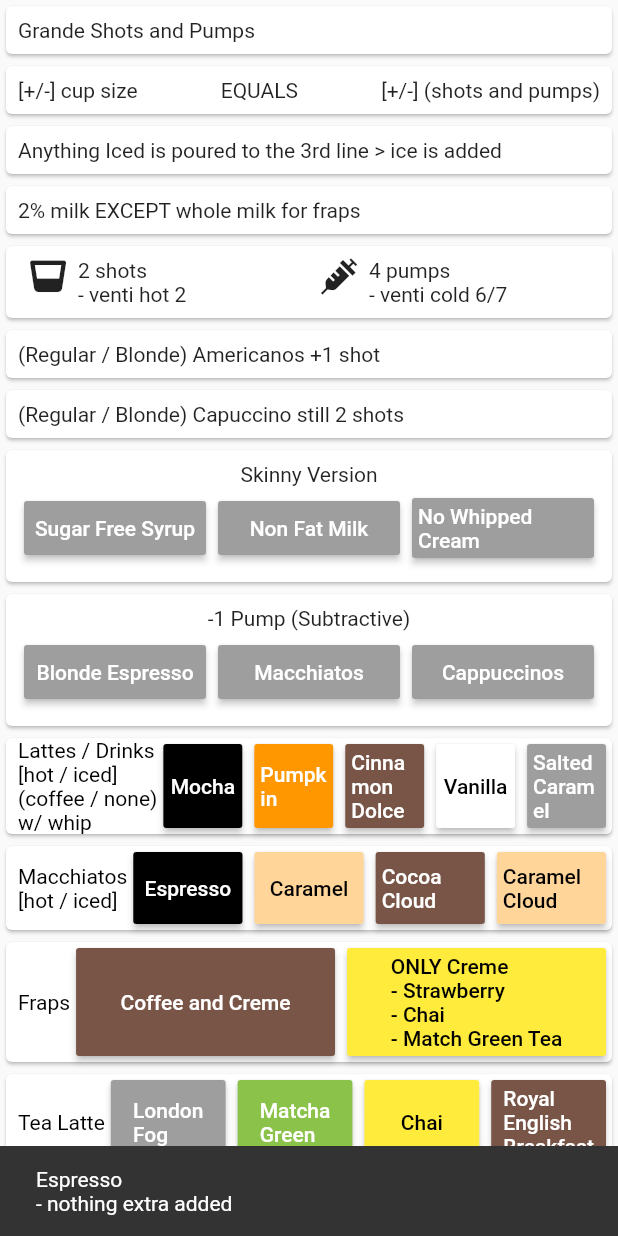
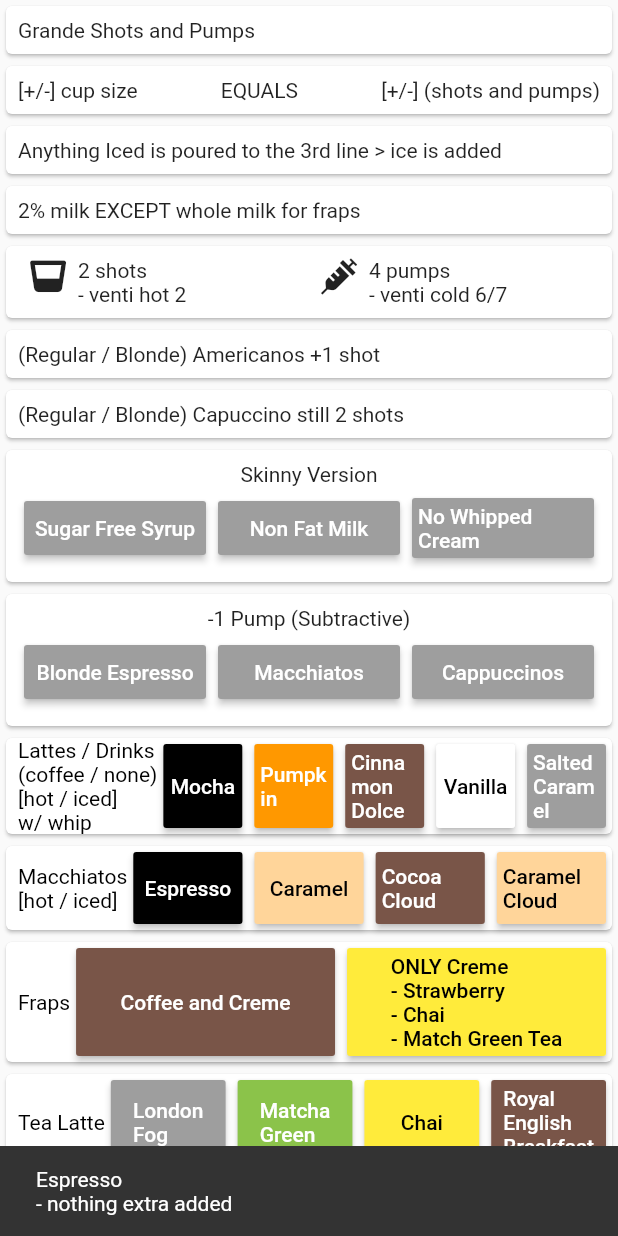
Before and after one commit to b-cancel/starbucks_drinks, a Flutter app: the screen it shows after launch, after a tap on "Espresso", on a phone screen of 412 x 824 dp. Run offline on Flutter 3.47's test engine with Material 2 defaults, Android fonts, the phone set to English and light mode, and no system bars; our stand-ins replace font_awesome_flutter.

Commit message:
most final modification complete

```diff
--- a/starbucks_drinks/lib/main.dart
+++ b/starbucks_drinks/lib/main.dart
@@ -422,8 +422,8 @@ class LattesDrinksSection extends StatelessWidget {
   Widget build(BuildContext context) {
     return new BasicSection(
       name: "Lattes / Drinks\n"
+      + "(coffee / none)\n"
       + "[hot / iced]\n"
-      + "(coffee / none)\n"
       + "w/ whip",
       onTap: makeSnackBar(context, 'syrups > shots > milk to 87 degrees'),
       items: ["Mocha", "Pumpkin", "Cinnamon Dolce", "Vanilla", "Salted Caramel"],
@@ -433,7 +433,9 @@ class LattesDrinksSection extends StatelessWidget {
           context,
           "[regular / white] (mocha / chocolate)\n"
           + "- 4 [regular / white] mocha sauce\n"
-          + "- only chocolate (1 vanilla, mocha drizzle)",
+          + "- only for regular chocolate\n"
+          + "\t\t\t- 1 vanilla\n"
+          + "\t\t\t- mocha drizzle",
         ),
         makeSnackBar(
           context,
@@ -449,17 +451,17 @@ class LattesDrinksSection extends StatelessWidget {
         ),
         makeSnackBar(
           context,
+          "Vanilla (latte / creme)\n"
+          + "- 4 Vanilla syrup",
+        ),
+        makeSnackBar(
+          context,
           "Salted Caramel (mocha / chocolate)\n"
           + "- 4 mocha sauce\n"
           + "- 4 toffee nut syrup\n"
           + "- 1 vanilla syrup (only for chocolate)\n"
           + "- caramel drizzle\n"
           + "- sea salt",
-        ),
-        makeSnackBar(
-          context,
-          "4 Vanilla (latte / creme)\n"
-          + "- Vanilla syrup",
         ),
       ],
     );
@@ -481,6 +483,7 @@ class MacchiatosSection extends StatelessWidget {
         "Cloud Formulas\n"
         + "- 100 / 150 / 200 ml 2%\n"
         + "- 1 / 2 / [2/3] vanilla pumps\n"
+        + "- 2 / 3 / 4 scoops of cloud powder\n"
         + "syrups > milk to 87 degrees > shots",
       ),
       items: ["Espresso", "Caramel", "Cocoa Cloud", "Caramel Cloud"],
@@ -658,15 +661,15 @@ class ColdBrewSection extends StatelessWidget {
         ),
         makeSnackBar(
           context,
+          "w/ Vanilla Sweet Cream Cold Brew\n"
+          + "- [4] Vanilla\n"
+          + "- Splash of sweet cream"
+        ),
+        makeSnackBar(
+          context,
           "w/ Salted Cream Cold Foam\n"
           + "- [4] Caramel\n"
           + "- Salted cold foam"
-        ),
-        makeSnackBar(
-          context,
-          "w/ Vanilla Sweet Cream Cold Brew\n"
-          + "- [4] Vanilla\n"
-          + "- Splash of sweet cream"
         ),
       ],
     );
--- a/starbucks_drinks/lib/other.dart
+++ b/starbucks_drinks/lib/other.dart
@@ -33,6 +33,12 @@ class Other extends StatelessWidget {
             subtitle: "- ice coffee blend\n"
             + "- 4 pumps classic\n"
             + "- with milk (splash of 2%)",
+            whiteText: true,
+          ),
+          MyListTile(
+            color: Colors.brown,
+            title: "Iced (Regular / Blonde) Caffee Latte",
+            subtitle: "- 2 shots blend",
             whiteText: true,
           ),
           MyListTile(
```
